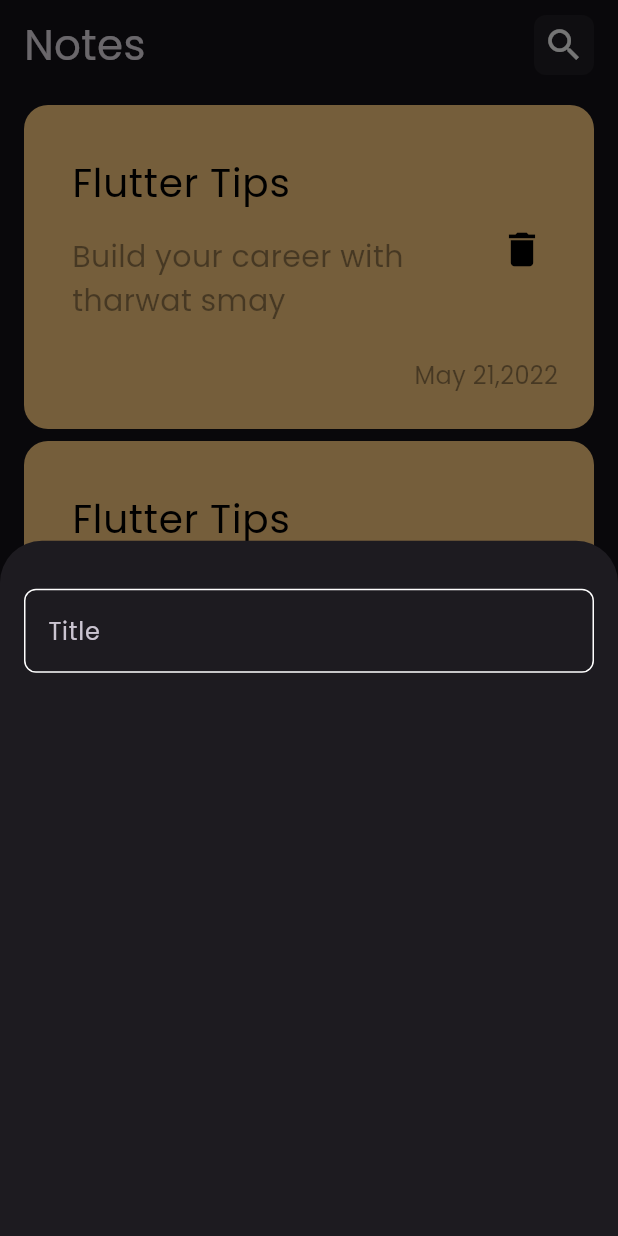
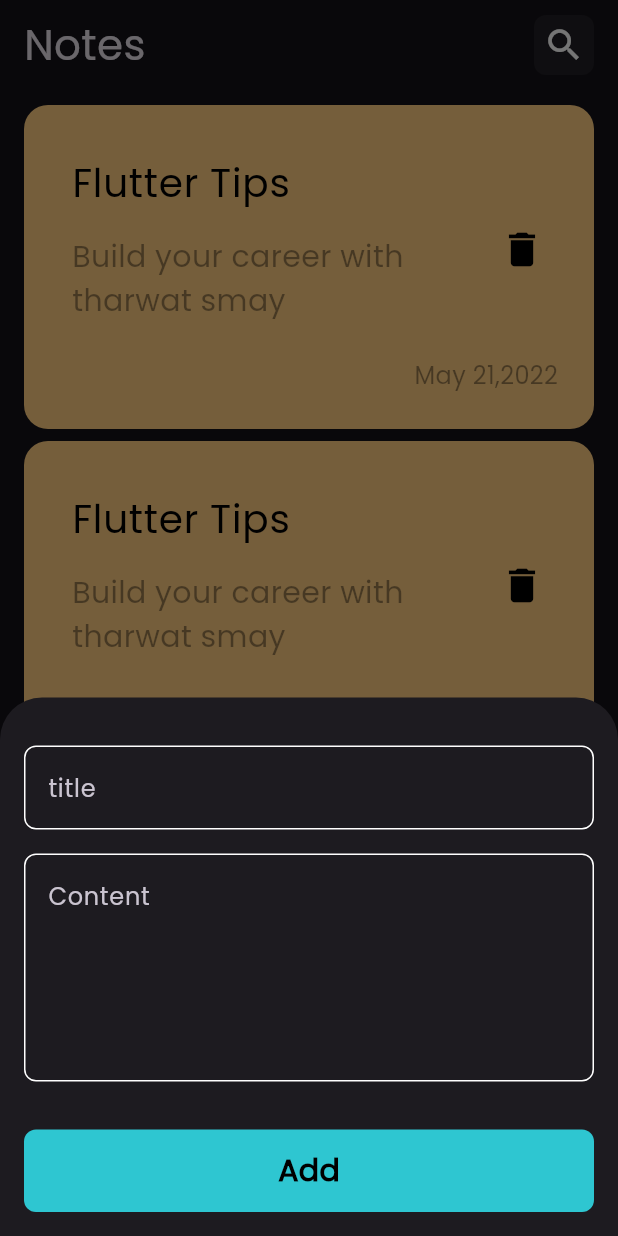
Before and after one commit to boudy14/notes_app, a Flutter app: the screen it shows after launch, after a tap on the "add" icon, on a phone screen of 412 x 824 dp. Run offline on Flutter 3.47's test engine with Material 3 defaults, Android fonts, the phone set to English and light mode, and no system bars.

Commit message:
finish notes buttom sheet

```diff
--- /dev/null
+++ b/lib/views/widgets/Custom_buttom.dart
@@ -0,0 +1,28 @@
+import 'package:flutter/material.dart';
+import 'package:npte_app/views/widgets/constants.dart';
+
+class CustomButton extends StatelessWidget {
+  const CustomButton({super.key});
+
+  @override
+  Widget build(BuildContext context) {
+    return Container(
+      width: MediaQuery.of(context).size.width,
+      height: 55,
+      decoration: BoxDecoration(
+        borderRadius: BorderRadius.circular(8),
+        color: kPrimaryColor,
+      ),
+      child: const Center(
+        child: Text(
+          'Add',
+          style: TextStyle(
+            color: Colors.black,
+            fontSize: 20,
+            fontWeight: FontWeight.bold,
+          ),
+        ),
+      ),
+    );
+  }
+}
--- a/lib/views/widgets/add_note_buttom_sheet.dart
+++ b/lib/views/widgets/add_note_buttom_sheet.dart
@@ -1,4 +1,6 @@
 import 'package:flutter/material.dart';
+import 'package:npte_app/views/widgets/Custom_buttom.dart';
+import 'package:npte_app/views/widgets/constants.dart';
 import 'package:npte_app/views/widgets/custom_texxtfield.dart';
 
 class AddNoteButtomSheet extends StatelessWidget {
@@ -8,7 +10,19 @@
   Widget build(BuildContext context) {
     return Padding(
       padding: const EdgeInsets.symmetric(horizontal: 16),
-      child: Column(children: [SizedBox(height: 32), CustomTexxtfield()]),
+      child: SingleChildScrollView(
+        child: Column(
+          children: [
+            SizedBox(height: 32),
+            CustomTexxtfield(hint: 'title'),
+            SizedBox(height: 16),
+            CustomTexxtfield(hint: 'Content', maxlines: 5),
+            SizedBox(height: 32),
+            CustomButton(),
+            SizedBox(height: 16),
+          ],
+        ),
+      ),
     );
   }
 }
--- a/lib/views/widgets/custom_texxtfield.dart
+++ b/lib/views/widgets/custom_texxtfield.dart
@@ -2,15 +2,18 @@
 import 'package:npte_app/views/widgets/constants.dart';
 
 class CustomTexxtfield extends StatelessWidget {
-  const CustomTexxtfield({super.key});
-
+  const CustomTexxtfield({super.key, required this.hint, this.maxlines = 1});
+  final String hint;
+  final int maxlines;
   @override
   Widget build(BuildContext context) {
     return TextField(
       cursorColor: kPrimaryColor,
+      maxLines: maxlines,
       decoration: InputDecoration(
-        hintText: 'Title',
+        hintText: hint,
 
+        hintMaxLines: maxlines,
         border: buildBorder(),
         enabledBorder: buildBorder(),
         focusedBorder: buildBorder(kPrimaryColor),
```
